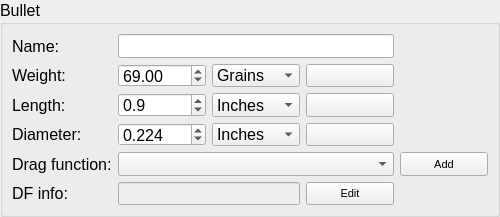
First picture: the form in ui_templates/prof_bullet.ui, repository o-murphy/archer_ballistics_constructor, before the edit.
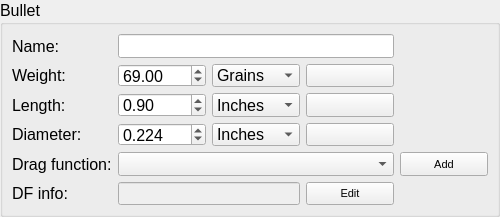
Second picture: the form after the edit. Icons and pictures are not drawn.

```diff
--- a/ui_templates/prof_bullet.ui
+++ b/ui_templates/prof_bullet.ui
@@ -69,7 +69,7 @@
          </font>
         </property>
         <property name="decimals">
-         <number>1</number>
+         <number>2</number>
         </property>
         <property name="singleStep">
          <double>0.100000000000000</double>
```
Left out of the diff: 2 changed lines with no effect on the pictures.
